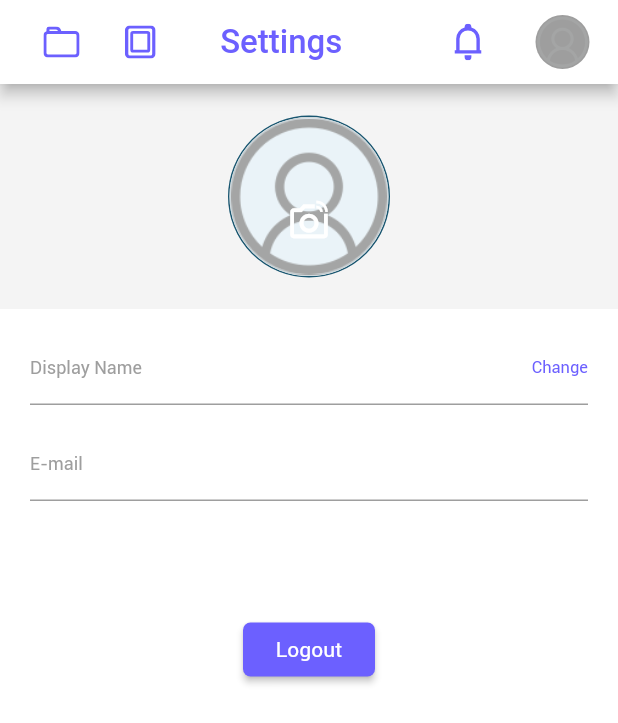
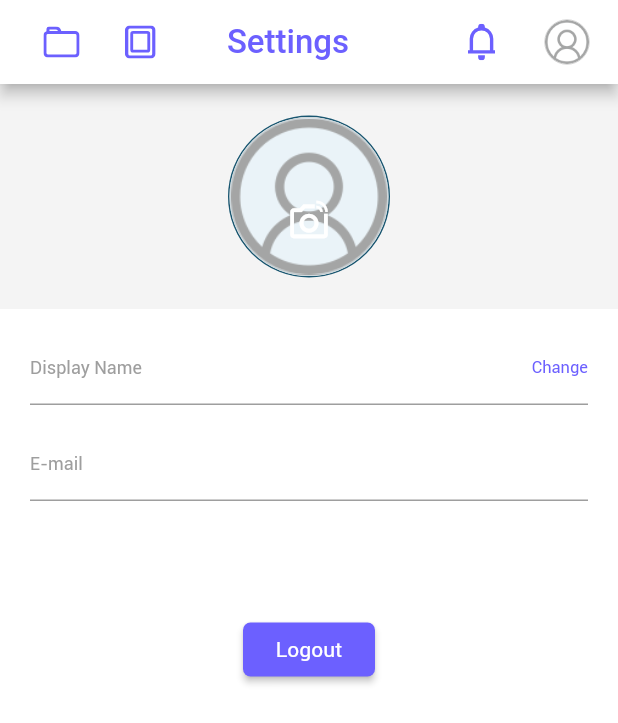
Before and after one commit to stashtinc16/Stashtcode2022, a Flutter app: the Profile screen opened by its route, on a phone screen of 412 x 824 dp. Shown: the top 723 px of the screen. Run offline on Flutter 3.47's test engine with Material 2 defaults, Android fonts, the phone set to English and light mode, and no system bars; our stand-ins replace cached_network_image, cloud_firestore, connectivity, firebase_auth, firebase_core, firebase_crashlytics and 10 more; missing offline and left inert: app_settings, exif, flutter_login_facebook, flutter_share, image_picker_for_web, multi_image_picker and 1 more; accounts and stored records are empty; generated files the repository leaves out were written again; Roboto replaces fonts that are missing (gibsonsemibold); project files that could hold a hidden picture were left out.

Commit message:
Bug Fixes

```diff
--- a/lib/app_bar.dart
+++ b/lib/app_bar.dart
@@ -96,19 +96,23 @@ PreferredSizeWidget commonAppbar(BuildContext context, String title,
                       top: 7,
                       child: ValueListenableBuilder(
                         builder: (BuildContext context, value, Widget? child) {
-                          return notificationCount.value>0 ?  Container(
+                          return notificationCount.value > 0
+                              ? Container(
                                   width: 18.0,
                                   height: 18.0,
                                   alignment: Alignment.center,
                                   decoration: const BoxDecoration(
                                       borderRadius:
-                                    BorderRadius.all(Radius.circular(30)),color: Colors.red),
+                                          BorderRadius.all(Radius.circular(30)),
+                                      color: Colors.red),
                                   child: Text(
                                     '${notificationCount.value}',
                                     style: const TextStyle(
-                                  fontSize: 12, color: Colors.white),textAlign: TextAlign.center,
+                                        fontSize: 12, color: Colors.white),
+                                    textAlign: TextAlign.center,
                                   ),
-                          ) : Container();
+                                )
+                              : Container();
                         },
                         valueListenable: notificationCount,
                       ),
@@ -119,7 +123,7 @@ PreferredSizeWidget commonAppbar(BuildContext context, String title,
             ],
           ),
           const SizedBox(
-            width: 20,
+            width: 17,
           ),
           InkWell(
             onTap: () {
@@ -128,16 +132,19 @@ PreferredSizeWidget commonAppbar(BuildContext context, String title,
             child: ValueListenableBuilder(
               valueListenable: userImage,
               builder: (BuildContext context, value, Widget? child) {
-                return CircleAvatar(
-                  radius: 18,
-                  backgroundColor: Colors.grey,
+                return Container(
+                  decoration: BoxDecoration(
+                      borderRadius: BorderRadius.circular(50.0),
+                      border: Border.all(color: Colors.grey, width: 0.3)),
+                  height: 30,
+                  width: 30,
                   child: ClipRRect(
                     child: userImage.value.isNotEmpty
                         ? CachedNetworkImage(
                             imageUrl: userImage.value,
                             fit: BoxFit.cover,
-                            height: 34,
-                            width: 34,
+                            height: 30,
+                            width: 30,
                             progressIndicatorBuilder:
                                 (context, url, downloadProgress) =>
                                     CircularProgressIndicator(
@@ -145,8 +152,8 @@ PreferredSizeWidget commonAppbar(BuildContext context, String title,
                         : Image.asset(
                             userIcon,
                             fit: BoxFit.cover,
-                            height: 34,
-                            width: 34,
+                            height: 30,
+                            width: 30,
                           ),
                     borderRadius: BorderRadius.circular(50.0),
                   ),
--- a/lib/forgot_password/presentation/forget_password.dart
+++ b/lib/forgot_password/presentation/forget_password.dart
@@ -10,8 +10,7 @@ class ForgotPassword extends GetView<ForgotPasswordController> {
   @override
   Widget build(BuildContext context) {
     return Scaffold(
-        body: SafeArea(
-      child: Padding(
+        body: Padding(
           padding: const EdgeInsets.only(top: 50, left: 25, right: 25),
           child: SingleChildScrollView(
             child: Container(
@@ -140,7 +139,6 @@ class ForgotPassword extends GetView<ForgotPasswordController> {
               ),
             ),
           ),
-      ),
         ));
   }
 }
--- a/lib/login_signup/controllers/signup_controller.dart
+++ b/lib/login_signup/controllers/signup_controller.dart
@@ -143,10 +143,9 @@ class SignupController extends GetxController {
         EasyLoading.dismiss();
         if (e.code == 'user-not-found') {
           print("User not found");
-
+          Get.back(result: {"email": email1Controller.text.toString()});
           Get.snackbar("Error", "User not found, Please signup new user",
               snackPosition: SnackPosition.BOTTOM, colorText: Colors.white);
-          Get.back(result: {"email": email1Controller.text.toString()});
 
           return Future.error(
               "User Not Found", StackTrace.fromString("User Not Found"));
@@ -180,6 +179,7 @@ class SignupController extends GetxController {
         deviceType: Platform.isAndroid ? "Android" : "IOS",
         displayName: username,
         email: user!.email,
+        notificationCount: 0,
         profileImage: "",
         status: true);
 
@@ -285,6 +285,7 @@ class SignupController extends GetxController {
         displayName: name,
         email: email,
         profileImage: profileImage,
+        notificationCount: 0,
         status: true);
 
     usersRef.add(userModel).then((value) => {
--- a/lib/profile/presentation/change_password.dart
+++ b/lib/profile/presentation/change_password.dart
@@ -108,6 +108,9 @@ class ChangePassword extends GetView<ProfileController> {
                     } else if (newPassword.length < 8) {
                       return 'Please enter at least 8 characters';
                     }
+                    else if (newPassword==controller.oldPasswordcontroller.value.text) {
+                      return 'New password should be different from old current password';
+                    }
                     return null;
                   },
                   obscureText: controller.isObscureNew.value,
--- a/lib/profile/presentation/profile.dart
+++ b/lib/profile/presentation/profile.dart
@@ -61,8 +61,7 @@ class Profile extends GetView<ProfileController> {
 
   @override
   Widget build(BuildContext context) {
-    return SafeArea(
-      child: Scaffold(
+    return Scaffold(
         backgroundColor: Colors.white,
         appBar: commonAppbar(
           context,
@@ -292,7 +291,6 @@ class Profile extends GetView<ProfileController> {
               ),
             ),
           ),
-          ))),
-    );
+        )));
   }
 }
--- a/lib/step_2.dart
+++ b/lib/step_2.dart
@@ -21,8 +21,7 @@ class Step_2 extends GetView<MemoriesController> {
 
     return GetBuilder(
       builder: (MemoriesController controller) => Scaffold(
-          body: SafeArea(
-              child: Padding(
+          body: Padding(
             padding: EdgeInsets.zero,
             child: Obx(() {
           return Center(
@@ -239,7 +238,7 @@ class Step_2 extends GetView<MemoriesController> {
                     )),
           );
             }),
-          )),
+          ),
           bottomSheet: InkWell(
               onTap: () {
                 MemoriesModel? memoriesModel;
```
Also changed, not shown: lib/memories/controllers/memories_controller.dart (+24 -14 lines), lib/memories/presentation/memory_lane.dart (+3 -5 lines), 3 other files. Lines whose indentation alone changed are shown as unchanged.
